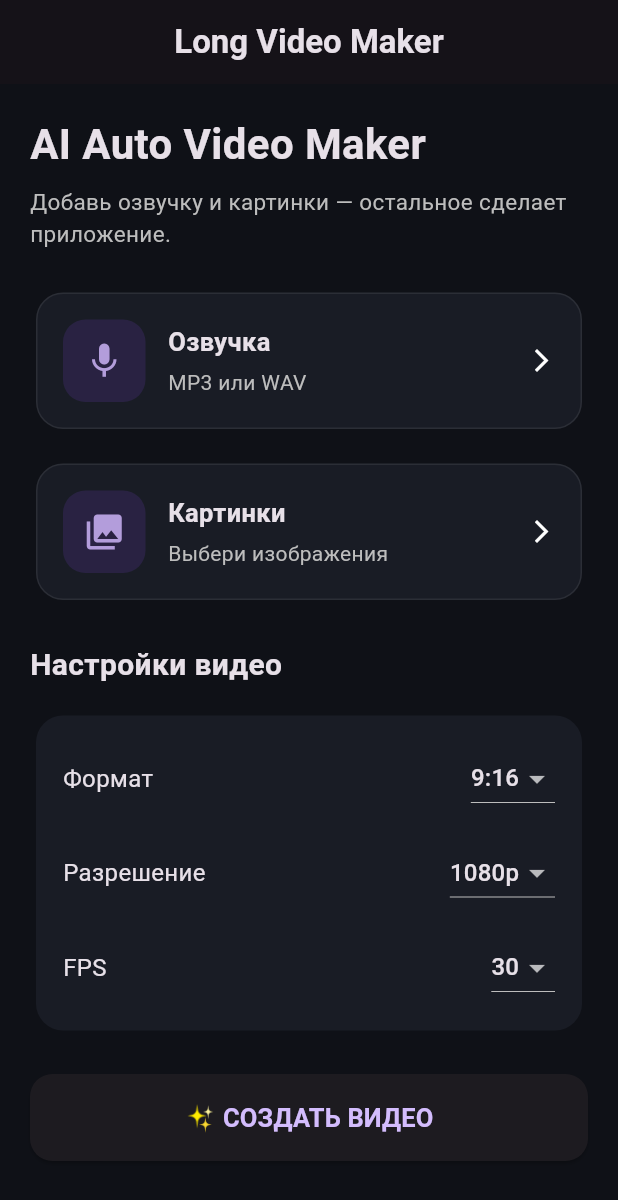
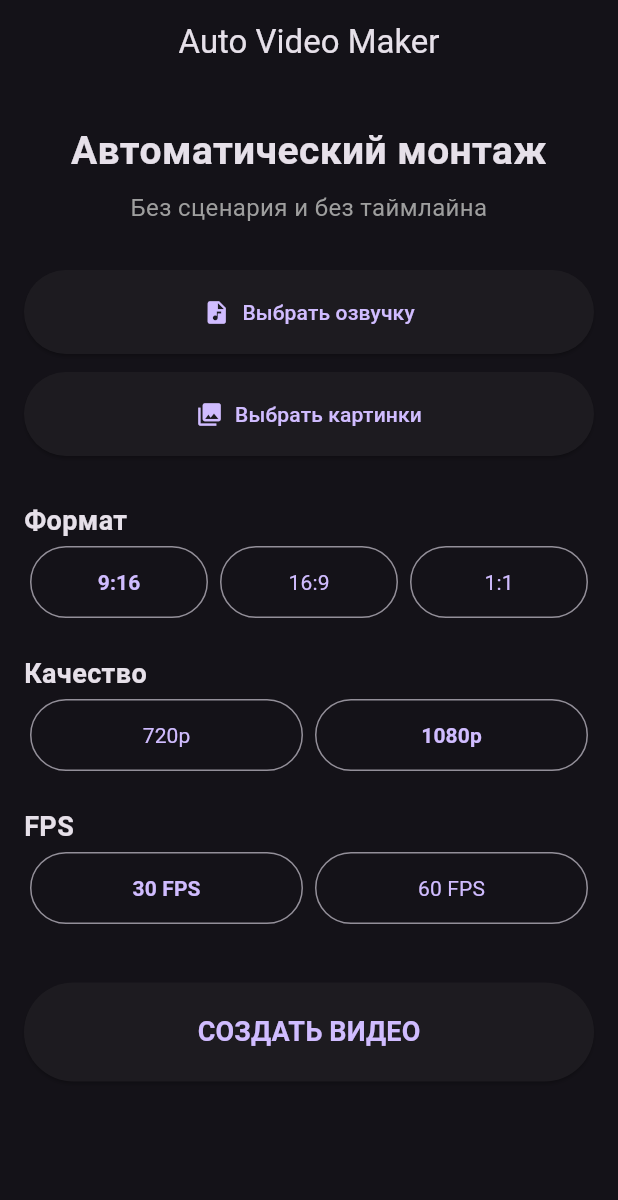
Before and after one commit to sikosh-eng/long-video-maker-v4, a Flutter app: the screen it shows after launch, on a phone screen of 412 x 824 dp. Shown: the top 1200 px of the screen. Run offline on Flutter 3.47's test engine with Material 3 defaults, Android fonts, the phone set to English and light mode, and no system bars; our stand-ins replace file_picker.

Commit message:
Refactor main.dart for improved UI and functionality
Updated the app title and improved UI elements. Refactored video creation logic to be asynchronous and adjusted various text and layout components for better user experience.

```diff
--- a/lib/main.dart
+++ b/lib/main.dart
@@ -1,3 +1,4 @@
+import 'dart:io';
 import 'package:flutter/material.dart';
 import 'package:file_picker/file_picker.dart';
 
@@ -12,14 +13,9 @@ class AutoVideoMaker extends StatelessWidget {
   Widget build(BuildContext context) {
     return MaterialApp(
       debugShowCheckedModeBanner: false,
-      title: 'Long Video Maker',
+      title: 'Auto Video Maker',
       theme: ThemeData(
         brightness: Brightness.dark,
-        scaffoldBackgroundColor: const Color(0xFF0F1117),
-        colorScheme: ColorScheme.fromSeed(
-          seedColor: Colors.deepPurple,
-          brightness: Brightness.dark,
-        ),
         useMaterial3: true,
       ),
       home: const HomePage(),
@@ -39,8 +35,10 @@ class _HomePageState extends State<HomePage> {
   List<String> imageNames = [];
 
   String format = '9:16';
-  String resolution = '1080p';
+  String quality = '1080p';
   int fps = 30;
+
+  bool creating = false;
 
   Future<void> pickAudio() async {
     final result = await FilePicker.platform.pickFiles(
@@ -67,19 +65,58 @@ class _HomePageState extends State<HomePage> {
     }
   }
 
-  void createVideo() {
+  Future<void> createVideo() async {
     if (audioName == null || imageNames.isEmpty) {
       ScaffoldMessenger.of(context).showSnackBar(
         const SnackBar(
-          content: Text('Сначала добавь озвучку и картинки'),
+          content: Text('Сначала выбери озвучку и картинки'),
         ),
       );
       return;
     }
 
+    setState(() {
+      creating = true;
+    });
+
+    await Future.delayed(const Duration(seconds: 2));
+
+    if (!mounted) return;
+
+    setState(() {
+      creating = false;
+    });
+
     ScaffoldMessenger.of(context).showSnackBar(
       const SnackBar(
-        content: Text('Подготовка автоматического монтажа...'),
+        content: Text(
+          'Настройки готовы. Следующим шагом подключим создание MP4.',
+        ),
+      ),
+    );
+  }
+
+  Widget optionButton(
+    String title,
+    bool selected,
+    VoidCallback onTap,
+  ) {
+    return Expanded(
+      child: Padding(
+        padding: const EdgeInsets.all(4),
+        child: OutlinedButton(
+          onPressed: onTap,
+          style: OutlinedButton.styleFrom(
+            padding: const EdgeInsets.symmetric(vertical: 14),
+          ),
+          child: Text(
+            title,
+            style: TextStyle(
+              fontWeight:
+                  selected ? FontWeight.bold : FontWeight.normal,
+            ),
+          ),
+        ),
       ),
     );
   }
@@ -88,249 +125,180 @@ class _HomePageState extends State<HomePage> {
   Widget build(BuildContext context) {
     return Scaffold(
       appBar: AppBar(
-        title: const Text(
-          'Long Video Maker',
-          style: TextStyle(fontWeight: FontWeight.bold),
-        ),
+        title: const Text('Auto Video Maker'),
         centerTitle: true,
       ),
-      body: SafeArea(
-        child: SingleChildScrollView(
-          padding: const EdgeInsets.all(20),
+      body: SingleChildScrollView(
+        padding: const EdgeInsets.all(16),
         child: Column(
           crossAxisAlignment: CrossAxisAlignment.stretch,
           children: [
+            const SizedBox(height: 10),
+
             const Text(
-                'AI Auto Video Maker',
+              'Автоматический монтаж',
               style: TextStyle(
-                  fontSize: 28,
+                fontSize: 26,
+                fontWeight: FontWeight.bold,
+              ),
+              textAlign: TextAlign.center,
+            ),
+
+            const SizedBox(height: 8),
+
+            const Text(
+              'Без сценария и без таймлайна',
+              textAlign: TextAlign.center,
+              style: TextStyle(
+                color: Colors.grey,
+                fontSize: 16,
+              ),
+            ),
+
+            const SizedBox(height: 30),
+
+            ElevatedButton.icon(
+              onPressed: pickAudio,
+              icon: const Icon(Icons.audio_file),
+              label: Text(
+                audioName == null
+                    ? 'Выбрать озвучку'
+                    : audioName!,
+              ),
+              style: ElevatedButton.styleFrom(
+                padding: const EdgeInsets.all(18),
+              ),
+            ),
+
+            const SizedBox(height: 12),
+
+            ElevatedButton.icon(
+              onPressed: pickImages,
+              icon: const Icon(Icons.photo_library),
+              label: Text(
+                imageNames.isEmpty
+                    ? 'Выбрать картинки'
+                    : 'Выбрано картинок: ${imageNames.length}',
+              ),
+              style: ElevatedButton.styleFrom(
+                padding: const EdgeInsets.all(18),
+              ),
+            ),
+
+            const SizedBox(height: 30),
+
+            const Text(
+              'Формат',
+              style: TextStyle(
+                fontSize: 18,
                 fontWeight: FontWeight.bold,
               ),
             ),
 
-              const SizedBox(height: 8),
-
-              Text(
-                'Добавь озвучку и картинки — остальное сделает приложение.',
-                style: TextStyle(
-                  color: Colors.grey.shade400,
-                  fontSize: 15,
+            Row(
+              children: [
+                optionButton(
+                  '9:16',
+                  format == '9:16',
+                  () => setState(() => format = '9:16'),
                 ),
+                optionButton(
+                  '16:9',
+                  format == '16:9',
+                  () => setState(() => format = '16:9'),
+                ),
+                optionButton(
+                  '1:1',
+                  format == '1:1',
+                  () => setState(() => format = '1:1'),
+                ),
+              ],
             ),
 
-              const SizedBox(height: 25),
-
-              _uploadCard(
-                icon: Icons.mic,
-                title: 'Озвучка',
-                subtitle: audioName ?? 'MP3 или WAV',
-                onTap: pickAudio,
-                active: audioName != null,
-              ),
-
-              const SizedBox(height: 15),
-
-              _uploadCard(
-                icon: Icons.photo_library,
-                title: 'Картинки',
-                subtitle: imageNames.isEmpty
-                    ? 'Выбери изображения'
-                    : '${imageNames.length} изображений выбрано',
-                onTap: pickImages,
-                active: imageNames.isNotEmpty,
-              ),
-
-              const SizedBox(height: 25),
+            const SizedBox(height: 20),
 
             const Text(
-                'Настройки видео',
+              'Качество',
               style: TextStyle(
-                  fontSize: 20,
+                fontSize: 18,
                 fontWeight: FontWeight.bold,
               ),
             ),
 
-              const SizedBox(height: 15),
+            Row(
+              children: [
+                optionButton(
+                  '720p',
+                  quality == '720p',
+                  () => setState(() => quality = '720p'),
+                ),
+                optionButton(
+                  '1080p',
+                  quality == '1080p',
+                  () => setState(() => quality = '1080p'),
+                ),
+              ],
+            ),
 
-              _settingsCard(),
+            const SizedBox(height: 20),
 
-              const SizedBox(height: 25),
+            const Text(
+              'FPS',
+              style: TextStyle(
+                fontSize: 18,
+                fontWeight: FontWeight.bold,
+              ),
+            ),
+
+            Row(
+              children: [
+                optionButton(
+                  '30 FPS',
+                  fps == 30,
+                  () => setState(() => fps = 30),
+                ),
+                optionButton(
+                  '60 FPS',
+                  fps == 60,
+                  () => setState(() => fps = 60),
+                ),
+              ],
+            ),
+
+            const SizedBox(height: 35),
 
             ElevatedButton(
-                onPressed: createVideo,
+              onPressed: creating ? null : createVideo,
               style: ElevatedButton.styleFrom(
-                  padding: const EdgeInsets.symmetric(vertical: 17),
-                  shape: RoundedRectangleBorder(
-                    borderRadius: BorderRadius.circular(15),
+                padding: const EdgeInsets.all(20),
               ),
-                ),
-                child: const Text(
-                  '✨ СОЗДАТЬ ВИДЕО',
+              child: creating
+                  ? const CircularProgressIndicator()
+                  : const Text(
+                      'СОЗДАТЬ ВИДЕО',
                       style: TextStyle(
-                    fontSize: 17,
+                        fontSize: 18,
                         fontWeight: FontWeight.bold,
                       ),
                     ),
             ),
-            ],
-          ),
-        ),
-      ),
-    );
-  }
 
-  Widget _uploadCard({
-    required IconData icon,
-    required String title,
-    required String subtitle,
-    required VoidCallback onTap,
-    required bool active,
-  }) {
-    return Card(
-      elevation: 0,
-      color: const Color(0xFF191C25),
-      shape: RoundedRectangleBorder(
-        borderRadius: BorderRadius.circular(18),
-        side: BorderSide(
-          color: active
-              ? Colors.deepPurple
-              : Colors.white.withOpacity(0.08),
-        ),
-      ),
-      child: InkWell(
-        onTap: onTap,
-        borderRadius: BorderRadius.circular(18),
-        child: Padding(
-          padding: const EdgeInsets.all(18),
-          child: Row(
-            children: [
-              Container(
-                width: 55,
-                height: 55,
-                decoration: BoxDecoration(
-                  color: Colors.deepPurple.withOpacity(0.2),
-                  borderRadius: BorderRadius.circular(15),
-                ),
-                child: Icon(
-                  icon,
-                  color: Colors.deepPurple.shade200,
-                  size: 28,
-                ),
+            const SizedBox(height: 20),
+
+            if (imageNames.isNotEmpty)
+              Text(
+                'Картинок выбрано: ${imageNames.length}',
+                textAlign: TextAlign.center,
               ),
 
-              const SizedBox(width: 15),
-
-              Expanded(
-                child: Column(
-                  crossAxisAlignment: CrossAxisAlignment.start,
-                  children: [
+            if (audioName != null)
               Text(
-                      title,
-                      style: const TextStyle(
-                        fontSize: 17,
-                        fontWeight: FontWeight.bold,
-                      ),
-                    ),
-                    const SizedBox(height: 5),
-                    Text(
-                      subtitle,
-                      overflow: TextOverflow.ellipsis,
-                      style: TextStyle(
-                        color: Colors.grey.shade400,
-                      ),
-                    ),
-                  ],
-                ),
-              ),
-
-              const Icon(Icons.arrow_forward_ios, size: 18),
-            ],
-          ),
-        ),
-      ),
-    );
-  }
-
-  Widget _settingsCard() {
-    return Card(
-      elevation: 0,
-      color: const Color(0xFF191C25),
-      shape: RoundedRectangleBorder(
-        borderRadius: BorderRadius.circular(18),
-      ),
-      child: Padding(
-        padding: const EdgeInsets.all(18),
-        child: Column(
-          children: [
-            _dropdown(
-              title: 'Формат',
-              value: format,
-              items: const ['9:16', '16:9', '1:1'],
-              onChanged: (value) {
-                setState(() {
-                  format = value!;
-                });
-              },
-            ),
-
-            const SizedBox(height: 15),
-
-            _dropdown(
-              title: 'Разрешение',
-              value: resolution,
-              items: const ['720p', '1080p', '1440p', '2160p'],
-              onChanged: (value) {
-                setState(() {
-                  resolution = value!;
-                });
-              },
-            ),
-
-            const SizedBox(height: 15),
-
-            _dropdown(
-              title: 'FPS',
-              value: fps.toString(),
-              items: const ['24', '30', '60'],
-              onChanged: (value) {
-                setState(() {
-                  fps = int.parse(value!);
-                });
-              },
+                'Озвучка: $audioName',
+                textAlign: TextAlign.center,
               ),
           ],
         ),
       ),
     );
   }
-
-  Widget _dropdown({
-    required String title,
-    required String value,
-    required List<String> items,
-    required ValueChanged<String?> onChanged,
-  }) {
-    return Row(
-      children: [
-        Expanded(
-          child: Text(
-            title,
-            style: const TextStyle(fontSize: 16),
-          ),
-        ),
-        DropdownButton<String>(
-          value: value,
-          items: items
-              .map(
-                (item) => DropdownMenuItem(
-                  value: item,
-                  child: Text(item),
-                ),
-              )
-              .toList(),
-          onChanged: onChanged,
-        ),
-      ],
-    );
 }
-}
```
Lines whose indentation alone changed are shown as unchanged.
